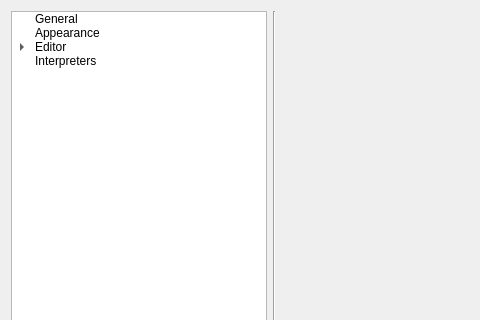
First picture: the form in forms/dlg_preferences.ui, repository merbst/QIdle, before the edit; both pictures show x 0 to 480 and y 0 to 320 of the 933 by 539 pixel window.
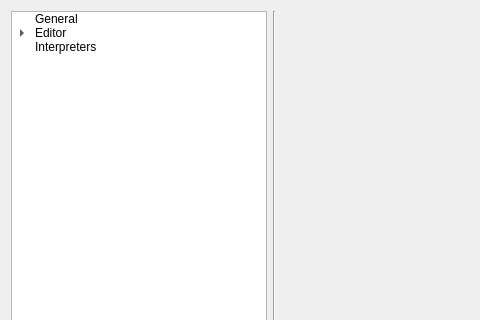
Second picture: the form after the edit. Icons and pictures are not drawn.

What changed in the file:
```diff
--- a/forms/dlg_preferences.ui
+++ b/forms/dlg_preferences.ui
@@ -31,6 +31,12 @@
          <verstretch>0</verstretch>
         </sizepolicy>
        </property>
+       <property name="minimumSize">
+        <size>
+         <width>250</width>
+         <height>0</height>
+        </size>
+       </property>
        <attribute name="headerVisible">
         <bool>false</bool>
        </attribute>
@@ -48,16 +54,6 @@
           <normaloff>:/icons/Preferences-system.png</normaloff>:/icons/Preferences-system.png</iconset>
         </property>
        </item>
-       <item>
-        <property name="text">
-         <string>Appearance</string>
-        </property>
-        <property name="icon">
-         <iconset theme="applications-graphics">
-          <normaloff/>
-         </iconset>
-        </property>
-       </item>
        <item>
         <property name="text">
          <string>Editor</string>
```
Left out of the diff: 9 changed lines with no effect on the pictures.
